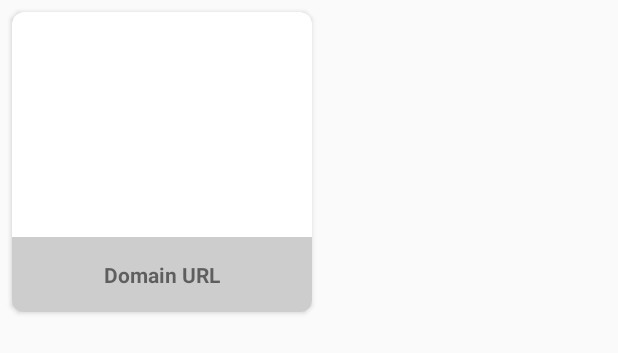
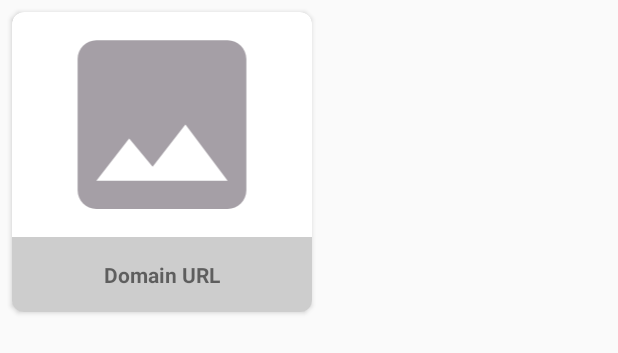
Before and after one commit to Karan0910/LaterPosts, an Android app: the layout item_photo.xml on its own in the app's theme, with its tools: preview values and no code run, on a phone screen of 412 x 824 dp. Shown: the top 353 px of the screen. Run offline under Robolectric (Android 15) with nearby library versions, the phone set to English and light mode, and no system bars; network calls fail.

Commit message:
UI improvements

```diff
--- a/app/src/main/java/later/com/linkinbio/api/ApiService.kt
+++ b/app/src/main/java/later/com/linkinbio/api/ApiService.kt
@@ -1,6 +1,6 @@
 package later.com.linkinbio.api
 
-import io.reactivex.Observable
+
 import io.reactivex.Single
 import later.com.linkinbio.model.LinksResponse
 import retrofit2.Retrofit
--- a/app/src/main/java/later/com/linkinbio/model/LinkinbioPost.kt
+++ b/app/src/main/java/later/com/linkinbio/model/LinkinbioPost.kt
@@ -1,7 +1,12 @@
 package later.com.linkinbio.model
 
+import com.google.gson.annotations.SerializedName
+
 data class LinkinbioPost(
+    @SerializedName("image_url")
     val imageUrl: String?,
+
+    @SerializedName("link_url")
     val linkUrl: String?,
     var isViewed: Boolean = false
 )
--- a/app/src/main/java/later/com/linkinbio/ui/activity/MainActivity.java
+++ b/app/src/main/java/later/com/linkinbio/ui/activity/MainActivity.java
@@ -4,8 +4,6 @@ import androidx.appcompat.app.AppCompatActivity;
 import androidx.fragment.app.FragmentTransaction;
 
 import android.os.Bundle;
-import android.util.Log;
-
 import later.com.linkinbio.R;
 import later.com.linkinbio.ui.fragment.PostsFragment;
 
--- a/app/src/main/java/later/com/linkinbio/ui/adapter/PhotosAdapter.kt
+++ b/app/src/main/java/later/com/linkinbio/ui/adapter/PhotosAdapter.kt
@@ -32,8 +32,8 @@ class PhotosAdapter(private val onItemClickListener: onItemClickListener) :
         holder.itemPhotoBinding.photo = post
         Glide.with(holder.itemPhotoBinding.imageViewPhoto.context)
                 .load(postList[position].imageUrl)
+                .placeholder(R.drawable.ic_baseline_image_24)
                 .centerCrop()
-                //.placeholder(R.drawable.ic_placeholder)
                 .into(holder.itemPhotoBinding.imageViewPhoto)
 
         if (post.isViewed)
--- a/app/src/main/java/later/com/linkinbio/ui/fragment/PostDetailsFragment.kt
+++ b/app/src/main/java/later/com/linkinbio/ui/fragment/PostDetailsFragment.kt
@@ -3,7 +3,6 @@ package later.com.linkinbio.ui.fragment
 import android.R
 import android.annotation.SuppressLint
 import android.os.Bundle
-import android.util.Log
 import android.view.*
 import android.webkit.WebView
 import android.webkit.WebViewClient
--- /dev/null
+++ b/app/src/main/res/drawable/ic_baseline_image_24.xml
@@ -0,0 +1,5 @@
+<vector android:height="24dp" android:tint="#A59FA6"
+    android:viewportHeight="24" android:viewportWidth="24"
+    android:width="24dp" xmlns:android="http://schemas.android.com/apk/res/android">
+    <path android:fillColor="@android:color/white" android:pathData="M21,19V5c0,-1.1 -0.9,-2 -2,-2H5c-1.1,0 -2,0.9 -2,2v14c0,1.1 0.9,2 2,2h14c1.1,0 2,-0.9 2,-2zM8.5,13.5l2.5,3.01L14.5,12l4.5,6H5l3.5,-4.5z"/>
+</vector>
--- a/app/src/main/res/layout/fragment_post_details.xml
+++ b/app/src/main/res/layout/fragment_post_details.xml
@@ -22,7 +22,7 @@
             android:layout_height="wrap_content"
             android:text="@string/detail"
             android:textStyle="bold"
-            android:textSize="20sp"
+            android:textSize="@dimen/text_toolbar"
             android:ellipsize="end"
             android:maxLines="1"
             android:textColor="@android:color/black"
@@ -34,8 +34,8 @@
         style="@style/Widget.AppCompat.ProgressBar.Horizontal"
         android:layout_width="match_parent"
         android:layout_height="20dp"
-        android:layout_marginBottom="-8dp"
-        android:layout_marginTop="-8dp"
+        android:layout_marginBottom="@dimen/progress_margin"
+        android:layout_marginTop="@dimen/progress_margin"
         android:indeterminate="true"/>
 
     <WebView
--- a/app/src/main/res/layout/item_photo.xml
+++ b/app/src/main/res/layout/item_photo.xml
@@ -15,10 +15,10 @@
         android:layout_height="wrap_content"
         android:layout_margin="8dp"
         android:descendantFocusability="blocksDescendants"
-        android:elevation="8dp"
+        android:elevation="@dimen/margin"
         android:clickable="true"
         android:focusable="true"
-        app:cardCornerRadius="8dp">
+        app:cardCornerRadius="@dimen/margin">
 
         <LinearLayout
             android:id="@+id/post_linear_layout"
@@ -30,7 +30,8 @@
                 android:id="@+id/image_view_photo"
                 android:layout_width="200dp"
                 android:layout_height="150dp"
-                android:scaleType="fitCenter" />
+                android:src="@drawable/ic_baseline_image_24"
+                android:contentDescription="@string/post_image" />
 
             <TextView
                 android:id="@+id/text_domain_url"
@@ -38,12 +39,11 @@
                 android:layout_height="match_parent"
                 android:text="@string/domain_url"
                 android:gravity="center"
-                android:paddingTop="15dp"
-                android:paddingBottom="15dp"
+                android:paddingTop="@dimen/text_padding"
+                android:paddingBottom="@dimen/text_padding"
                 android:textStyle="bold"
                 android:background="@color/colorGray"
                 />
-
 
         </LinearLayout>
 
--- /dev/null
+++ b/app/src/main/res/values/dimens.xml
@@ -0,0 +1,8 @@
+<?xml version="1.0" encoding="utf-8"?>
+<resources>
+    <dimen name="text_padding">15dp</dimen>
+    <dimen name="margin">8dp</dimen>
+    <dimen name="text_toolbar">20sp</dimen>
+    <dimen name="text_small">14sp</dimen>
+    <dimen name="progress_margin">-8dp</dimen>
+</resources>
--- a/app/src/main/res/values/strings.xml
+++ b/app/src/main/res/values/strings.xml
@@ -6,4 +6,6 @@
     <string name="detail">Detail</string>
     <string name="explore">Explore</string>
     <string name="you_might_also_like">YOU MIGHT ALSO LIKE</string>
+    <string name="post_image">Post image</string>
+    <string name="no_posts_available">No Posts Available</string>
 </resources>
```
Also changed, not shown: app/src/main/java/later/com/linkinbio/ui/fragment/PostsFragment.kt (+8 -1 lines), app/src/main/res/layout/fragment_posts.xml (+13 -3 lines).
